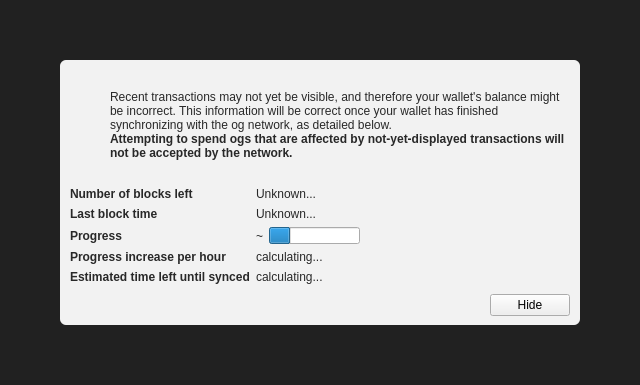
Before: the Qt Designer form src/qt/forms/modaloverlay.ui in minblock/ogkushcoin, drawn with Qt 5.
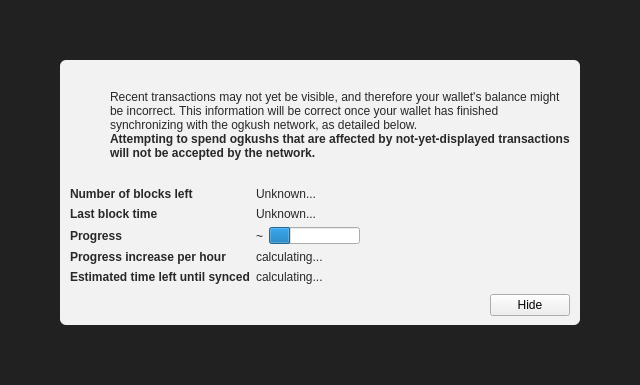
After: the same form once the commit is applied. Icons and pictures are not drawn. Custom widgets are drawn as their Qt base class.

Patch:
```diff
--- a/src/qt/forms/modaloverlay.ui
+++ b/src/qt/forms/modaloverlay.ui
@@ -130,7 +130,7 @@
              <item>
               <widget class="QLabel" name="infoText">
                <property name="text">
-                <string>Recent transactions may not yet be visible, and therefore your wallet's balance might be incorrect. This information will be correct once your wallet has finished synchronizing with the og network, as detailed below.</string>
+                <string>Recent transactions may not yet be visible, and therefore your wallet's balance might be incorrect. This information will be correct once your wallet has finished synchronizing with the ogkush network, as detailed below.</string>
                </property>
                <property name="textFormat">
                 <enum>Qt::RichText</enum>
@@ -149,7 +149,7 @@
                 </font>
                </property>
                <property name="text">
-                <string>Attempting to spend ogs that are affected by not-yet-displayed transactions will not be accepted by the network.</string>
+                <string>Attempting to spend ogkushs that are affected by not-yet-displayed transactions will not be accepted by the network.</string>
                </property>
                <property name="textFormat">
                 <enum>Qt::RichText</enum>
```
